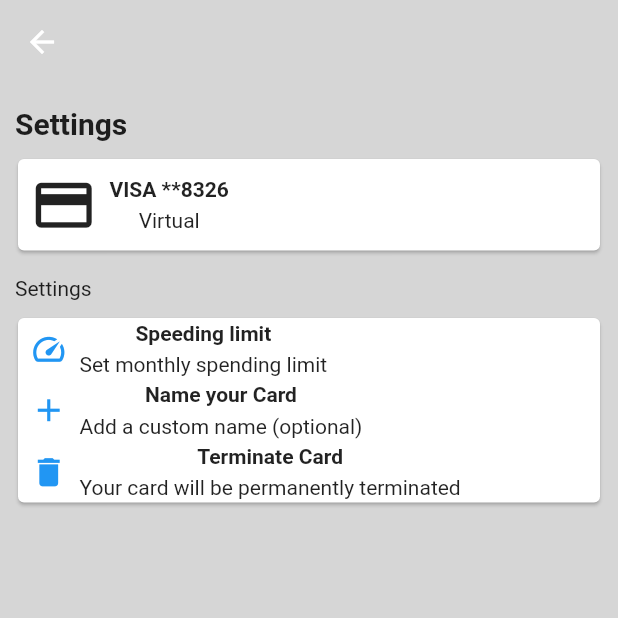
After one commit to mervinkogei/design_ui, a Flutter app: the screen it shows after launch, in the side drawer, after a tap on "Settings", on a phone screen of 412 x 824 dp, the top half of it. The commit adds this screen. Run offline on Flutter 3.47's test engine with Material 2 defaults, Android fonts, the light colour scheme and no system bars.

Commit message:
add settings

```diff
--- /dev/null
+++ b/lib/Screens/settings.dart
@@ -0,0 +1,197 @@
+import 'package:flutter/material.dart';
+
+class Settings extends StatefulWidget {
+  const Settings({ Key? key }) : super(key: key);
+
+  @override
+  _SettingsState createState() => _SettingsState();
+}
+
+class _SettingsState extends State<Settings> {
+  @override
+  Widget build(BuildContext context) {
+    return Scaffold(
+      appBar: AppBar(
+        elevation: 0,
+        backgroundColor: Colors.grey[350],
+      ),
+      backgroundColor: Colors.grey[350],
+      body:Container(
+        child: Column(
+          children: [
+            Padding(
+              padding: const EdgeInsets.only(left: 10, top: 15),
+              child: Row(
+                children: [
+                  Text("Settings", style: TextStyle(fontWeight: FontWeight.bold, fontSize: 20),)
+                ],
+              ),
+            ),
+            Container(
+              child: Column(
+                children: [
+                  Padding(
+                    padding: const EdgeInsets.all(8.0),
+                    child: Card(
+                      child: Column(
+                          children: [
+                          Align(
+                            alignment: Alignment.centerLeft,
+                            child: Row(
+                              children: [
+                                  Padding(
+                                    padding: const EdgeInsets.all(8.0),
+                                    child: Icon(Icons.payment, size: 45,),
+
+                                  ),
+                                  Column(
+                                    children: [
+                                    Text('VISA **8326', style: TextStyle(fontWeight: FontWeight.bold),),
+                                    SizedBox(height: 5,),
+                                    Column(
+                                      children: [
+                                       Text('Virtual'),
+                                      ],
+                                    )
+                                  ],),
+                              ],
+
+                            ),
+                          )
+                          ],
+
+                      ),
+
+                      ),
+                  ),
+                ],
+              ),
+            ),
+            SizedBox(height: 5,),
+            Column(
+              children: [
+                Align(
+                  alignment: Alignment.centerLeft,
+                  child: Padding(
+                    padding: const EdgeInsets.only(left: 10),
+                    child: Text("Settings"),
+                  ),
+                )
+              ],
+            ),
+            Column(
+              children: [
+                Padding(
+                  padding: const EdgeInsets.all(8.0),
+                  child: Card(
+                    child: Column(
+                      mainAxisAlignment: MainAxisAlignment.start,
+                      children: [
+                        //Section......1
+                        Column(
+                          crossAxisAlignment: CrossAxisAlignment.start,
+                            children: [
+
+                                Align(
+                                  alignment: Alignment.centerLeft,
+                                  child: Row(
+                                    children: [
+                                        Padding(
+                                          padding: const EdgeInsets.all(8.0),
+                                          child: Icon(Icons.speed, size: 25,color: Colors.blue,),
+
+                                        ),
+                                        Column(
+                                          children: [
+                                          Text('Speeding limit', style: TextStyle(fontWeight: FontWeight.bold),),
+                                          SizedBox(height: 5,),
+                                          Column(
+                                            children: [
+                                             Text('Set monthly spending limit'),
+                                            ],
+                                          )
+                                        ],
+                                        ),
+                                    ],
+
+                                  ),
+                                )
+                                ],
+
+                        ),
+
+                        // Section .....2
+                           Column(
+                          //Section......1
+                            children: [
+                                Align(
+                                  alignment: Alignment.centerLeft,
+                                  child: Row(
+                                    children: [
+                                        Padding(
+                                          padding: const EdgeInsets.all(8.0),
+                                          child: Icon(Icons.add_sharp, size: 25, color: Colors.blue,),
+
+                                        ),
+                                        Column(
+                                          children: [
+                                          Text('Name your Card', style: TextStyle(fontWeight: FontWeight.bold),),
+                                          SizedBox(height: 5,),
+                                          Column(
+                                            children: [
+                                             Text('Add a custom name (optional)'),
+                                            ],
+                                          )
+                                        ],),
+                                    ],
+
+                                  ),
+                                )
+                                ],
+
+                        ),
+
+                        // Section .......3
+                           Column(
+                          //Section......1
+                            children: [
+                                Align(
+                                  alignment: Alignment.centerLeft,
+                                  child: Row(
+                                    children: [
+                                        Padding(
+                                          padding: const EdgeInsets.all(8.0),
+                                          child: Icon(Icons.delete, size: 25, color: Colors.blue,),
+
+                                        ),
+                                        Column(
+                                          children: [
+                                          Text('Terminate Card', style: TextStyle(fontWeight: FontWeight.bold),),
+                                          SizedBox(height: 5,),
+                                          Column(
+                                            children: [
+                                             Text('Your card will be permanently terminated'),
+                                            ],
+                                          )
+                                        ],),
+                                    ],
+
+                                  ),
+                                )
+                                ],
+
+                        ),
+                      ],
+                    ),
+
+                  ),
+                )
+              ],
+            )
+          ],
+        ),
+      ),
+
+    );
+  }
+}
--- a/lib/main.dart
+++ b/lib/main.dart
@@ -1,6 +1,7 @@
 import 'package:designs_ui/Screens/account_details.dart';
 import 'package:designs_ui/Screens/add_card.dart';
 import 'package:designs_ui/Screens/add_money.dart';
+import 'package:designs_ui/Screens/settings.dart';
 import 'package:designs_ui/Screens/whom_pay.dart';
 import 'package:flutter/material.dart';
 
@@ -94,6 +95,13 @@ class _HomePageState extends State<HomePage> {
                 Navigator.push(context, MaterialPageRoute(builder: (context)=> AccountDetails()));
               },
             ),
+             ListTile(
+              title: const Text('Settings'),
+              onTap: () {
+                Navigator.pop(context);
+                Navigator.push(context, MaterialPageRoute(builder: (context)=> Settings()));
+              },
+            ),
           ],
         ),
       ),
```
